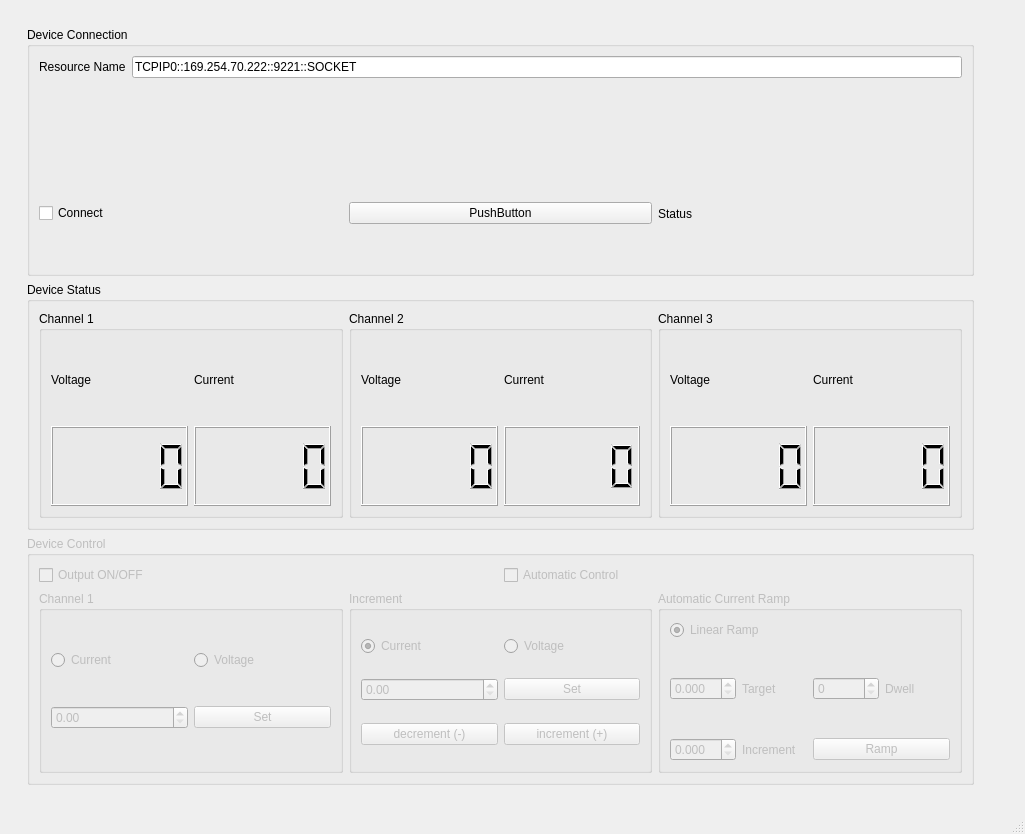
Qt form coilGUI.ui (schaefferCastle/coilcontrol) before a commit.
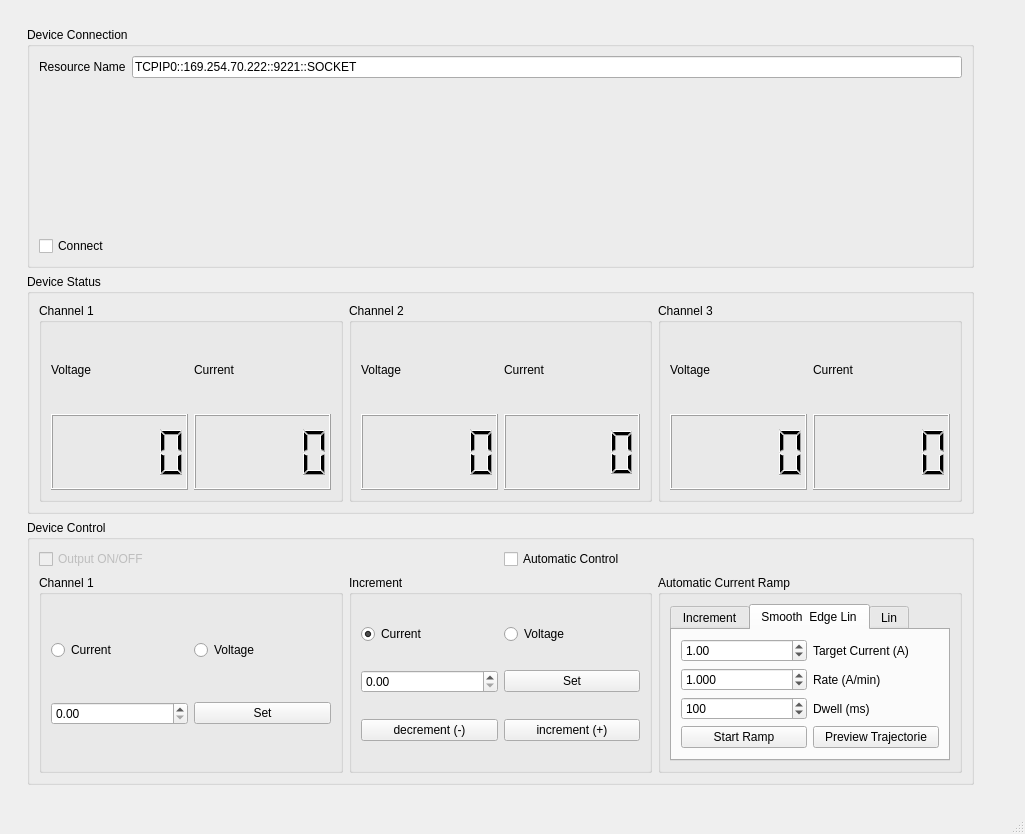
The same form after that commit. The open tabs and pages were chosen to show the change. Custom widgets are drawn as their Qt base class.

```diff
--- a/coilGUI.ui
+++ b/coilGUI.ui
@@ -10,6 +10,12 @@
     <height>834</height>
    </rect>
   </property>
+  <property name="sizePolicy">
+   <sizepolicy hsizetype="Minimum" vsizetype="Minimum">
+    <horstretch>0</horstretch>
+    <verstretch>0</verstretch>
+   </sizepolicy>
+  </property>
   <property name="windowTitle">
    <string>MainWindow</string>
   </property>
@@ -23,68 +29,44 @@
          <layout class="QVBoxLayout" name="verticalLayout_3">
           <item>
            <widget class="QGroupBox" name="groupBox">
+            <property name="sizePolicy">
+             <sizepolicy hsizetype="Minimum" vsizetype="Minimum">
+              <horstretch>0</horstretch>
+              <verstretch>0</verstretch>
+             </sizepolicy>
+            </property>
             <property name="title">
              <string>Device Connection</string>
             </property>
-            <layout class="QVBoxLayout" name="verticalLayout_12">
-             <item>
-              <layout class="QVBoxLayout" name="verticalLayout_11">
-               <item>
-                <layout class="QVBoxLayout" name="verticalLayout_4">
-                 <item>
-                  <layout class="QHBoxLayout" name="horizontalLayout_2">
-                   <item>
+            <layout class="QGridLayout" name="gridLayout_2">
+             <item row="0" column="0">
                     <widget class="QLabel" name="label">
                      <property name="text">
                       <string>Resource Name</string>
                      </property>
                     </widget>
                    </item>
-                   <item>
+             <item row="0" column="1">
                     <widget class="QLineEdit" name="lineEdit_resource">
                      <property name="text">
                       <string>TCPIP0::169.254.70.222::9221::SOCKET</string>
                      </property>
                     </widget>
                    </item>
-                  </layout>
-                 </item>
-                 <item>
+             <item row="1" column="0">
                   <widget class="QLabel" name="label_deviceName">
                    <property name="text">
                     <string>&lt;connected to&gt;</string>
                    </property>
                   </widget>
                  </item>
-                </layout>
-               </item>
-               <item>
-                <layout class="QHBoxLayout" name="horizontalLayout_3">
-                 <item>
+             <item row="2" column="0">
                   <widget class="QCheckBox" name="checkBox_connect">
                    <property name="text">
                     <string>Connect</string>
                    </property>
                   </widget>
                  </item>
-                 <item>
-                  <widget class="QPushButton" name="pushButton">
-                   <property name="text">
-                    <string>PushButton</string>
-                   </property>
-                  </widget>
-                 </item>
-                 <item>
-                  <widget class="QLabel" name="label_status">
-                   <property name="text">
-                    <string>Status</string>
-                   </property>
-                  </widget>
-                 </item>
-                </layout>
-               </item>
-              </layout>
-             </item>
             </layout>
            </widget>
           </item>
@@ -211,7 +193,7 @@
           <item>
            <widget class="QGroupBox" name="groupBox_deviceControl">
             <property name="enabled">
-             <bool>false</bool>
+             <bool>true</bool>
             </property>
             <property name="title">
              <string>Device Control</string>
@@ -368,23 +350,24 @@
                    <property name="title">
                     <string>Automatic Current Ramp</string>
                    </property>
+                   <layout class="QHBoxLayout" name="horizontalLayout_20">
+                    <item>
+                     <widget class="QTabWidget" name="tabWidget">
+                      <property name="sizePolicy">
+                       <sizepolicy hsizetype="Minimum" vsizetype="Minimum">
+                        <horstretch>0</horstretch>
+                        <verstretch>0</verstretch>
+                       </sizepolicy>
+                      </property>
+                      <property name="currentIndex">
+                       <number>2</number>
+                      </property>
+                      <widget class="QWidget" name="tab">
+                       <attribute name="title">
+                        <string>Increment</string>
+                       </attribute>
                    <layout class="QGridLayout" name="gridLayout">
-                    <item row="0" column="0">
-                     <widget class="QRadioButton" name="radio_linramp">
-                      <property name="enabled">
-                       <bool>false</bool>
-                      </property>
-                      <property name="text">
-                       <string>Linear Ramp</string>
-                      </property>
-                      <property name="checked">
-                       <bool>true</bool>
-                      </property>
-                     </widget>
-                    </item>
-                    <item row="1" column="0">
-                     <layout class="QHBoxLayout" name="horizontalLayout_17">
-                      <item>
+                        <item row="0" column="0" colspan="2">
                        <widget class="QDoubleSpinBox" name="doubleSpinBox_target">
                         <property name="decimals">
                          <number>3</number>
@@ -392,38 +375,19 @@
                         <property name="singleStep">
                          <double>0.010000000000000</double>
                         </property>
-                       </widget>
-                      </item>
-                      <item>
+                          <property name="value">
+                           <double>0.300000000000000</double>
+                          </property>
+                         </widget>
+                        </item>
+                        <item row="0" column="2">
                        <widget class="QLabel" name="label_9">
                         <property name="text">
-                         <string>Target</string>
+                           <string>Target (A)</string>
                         </property>
                        </widget>
                       </item>
-                     </layout>
-                    </item>
-                    <item row="1" column="1">
-                     <layout class="QHBoxLayout" name="horizontalLayout_18">
-                      <item>
-                       <widget class="QSpinBox" name="spinBox_dwell">
-                        <property name="maximum">
-                         <number>1000</number>
-                        </property>
-                       </widget>
-                      </item>
-                      <item>
-                       <widget class="QLabel" name="label_10">
-                        <property name="text">
-                         <string>Dwell </string>
-                        </property>
-                       </widget>
-                      </item>
-                     </layout>
-                    </item>
-                    <item row="2" column="0">
-                     <layout class="QHBoxLayout" name="horizontalLayout_19">
-                      <item>
+                        <item row="1" column="0" colspan="2">
                        <widget class="QDoubleSpinBox" name="doubleSpinBox_autoincr">
                         <property name="decimals">
                          <number>3</number>
@@ -431,22 +395,203 @@
                         <property name="singleStep">
                          <double>0.010000000000000</double>
                         </property>
-                       </widget>
-                      </item>
-                      <item>
+                          <property name="value">
+                           <double>0.001000000000000</double>
+                          </property>
+                         </widget>
+                        </item>
+                        <item row="1" column="2">
                        <widget class="QLabel" name="label_8">
                         <property name="text">
-                         <string>Increment</string>
+                           <string>Inc. (A)</string>
                         </property>
                        </widget>
                       </item>
-                     </layout>
-                    </item>
-                    <item row="2" column="1">
+                        <item row="2" column="0">
+                         <widget class="QSpinBox" name="spinBox_dwell">
+                          <property name="maximum">
+                           <number>1000</number>
+                          </property>
+                          <property name="value">
+                           <number>200</number>
+                          </property>
+                         </widget>
+                        </item>
+                        <item row="2" column="1" colspan="2">
+                         <widget class="QLabel" name="label_10">
+                          <property name="text">
+                           <string>Dwell (ms)</string>
+                          </property>
+                         </widget>
+                        </item>
+                        <item row="3" column="0" colspan="3">
                      <widget class="QPushButton" name="pushButton_startramp">
                       <property name="text">
                        <string>Ramp</string>
                       </property>
+                         </widget>
+                        </item>
+                       </layout>
+                      </widget>
+                      <widget class="QWidget" name="tab_2">
+                       <attribute name="title">
+                        <string>Smooth  Edge Lin</string>
+                       </attribute>
+                       <layout class="QGridLayout" name="gridLayout_3">
+                        <item row="0" column="0">
+                         <widget class="QDoubleSpinBox" name="doubleSpinBox_smoothtarget">
+                          <property name="maximum">
+                           <double>5.000000000000000</double>
+                          </property>
+                          <property name="singleStep">
+                           <double>0.010000000000000</double>
+                          </property>
+                          <property name="value">
+                           <double>1.000000000000000</double>
+                          </property>
+                         </widget>
+                        </item>
+                        <item row="0" column="1">
+                         <widget class="QLabel" name="label_11">
+                          <property name="text">
+                           <string>Target Current (A)</string>
+                          </property>
+                         </widget>
+                        </item>
+                        <item row="1" column="0">
+                         <widget class="QDoubleSpinBox" name="doubleSpinBox_smoothrate">
+                          <property name="decimals">
+                           <number>3</number>
+                          </property>
+                          <property name="minimum">
+                           <double>0.001000000000000</double>
+                          </property>
+                          <property name="maximum">
+                           <double>10.000000000000000</double>
+                          </property>
+                          <property name="value">
+                           <double>1.000000000000000</double>
+                          </property>
+                         </widget>
+                        </item>
+                        <item row="1" column="1">
+                         <widget class="QLabel" name="label_12">
+                          <property name="text">
+                           <string>Rate (A/min)</string>
+                          </property>
+                         </widget>
+                        </item>
+                        <item row="2" column="0">
+                         <widget class="QSpinBox" name="spinBox_smoothdwell">
+                          <property name="minimum">
+                           <number>1</number>
+                          </property>
+                          <property name="maximum">
+                           <number>1000</number>
+                          </property>
+                          <property name="value">
+                           <number>100</number>
+                          </property>
+                         </widget>
+                        </item>
+                        <item row="2" column="1">
+                         <widget class="QLabel" name="label_13">
+                          <property name="text">
+                           <string>Dwell (ms)</string>
+                          </property>
+                         </widget>
+                        </item>
+                        <item row="3" column="0">
+                         <widget class="QPushButton" name="pushButton_smoothrampstart">
+                          <property name="text">
+                           <string>Start Ramp</string>
+                          </property>
+                         </widget>
+                        </item>
+                        <item row="3" column="1">
+                         <widget class="QPushButton" name="pushButton_showtrajectorie">
+                          <property name="text">
+                           <string>Preview Trajectorie</string>
+                          </property>
+                         </widget>
+                        </item>
+                       </layout>
+                      </widget>
+                      <widget class="QWidget" name="tab_3">
+                       <attribute name="title">
+                        <string>Lin</string>
+                       </attribute>
+                       <layout class="QGridLayout" name="gridLayout_4">
+                        <item row="0" column="0" colspan="2">
+                         <widget class="QDoubleSpinBox" name="doubleSpinBox_lintarget">
+                          <property name="decimals">
+                           <number>3</number>
+                          </property>
+                          <property name="value">
+                           <double>1.000000000000000</double>
+                          </property>
+                         </widget>
+                        </item>
+                        <item row="0" column="2">
+                         <widget class="QLabel" name="label_14">
+                          <property name="text">
+                           <string>Target (A)</string>
+                          </property>
+                         </widget>
+                        </item>
+                        <item row="1" column="0" colspan="2">
+                         <widget class="QDoubleSpinBox" name="doubleSpinBox_linrate">
+                          <property name="decimals">
+                           <number>3</number>
+                          </property>
+                          <property name="value">
+                           <double>1.000000000000000</double>
+                          </property>
+                         </widget>
+                        </item>
+                        <item row="1" column="2">
+                         <widget class="QLabel" name="label_15">
+                          <property name="text">
+                           <string>Rate (A/min)</string>
+                          </property>
+                         </widget>
+                        </item>
+                        <item row="2" column="0">
+                         <widget class="QSpinBox" name="spinBox_lindwell">
+                          <property name="minimum">
+                           <number>1</number>
+                          </property>
+                          <property name="maximum">
+                           <number>1000</number>
+                          </property>
+                          <property name="value">
+                           <number>10</number>
+                          </property>
+                         </widget>
+                        </item>
+                        <item row="2" column="2">
+                         <widget class="QLabel" name="label_16">
+                          <property name="text">
+                           <string>Dwell (ms)</string>
+                          </property>
+                         </widget>
+                        </item>
+                        <item row="4" column="0">
+                         <widget class="QPushButton" name="pushButton_linrampstart">
+                          <property name="text">
+                           <string>Start Rmp</string>
+                          </property>
+                         </widget>
+                        </item>
+                        <item row="4" column="2">
+                         <widget class="QPushButton" name="pushButton_linrampshowtrajectory">
+                          <property name="text">
+                           <string>Preview Trajectory</string>
+                          </property>
+                         </widget>
+                        </item>
+                       </layout>
+                      </widget>
                      </widget>
                     </item>
                    </layout>
```
Lines whose indentation alone changed are shown as unchanged.
